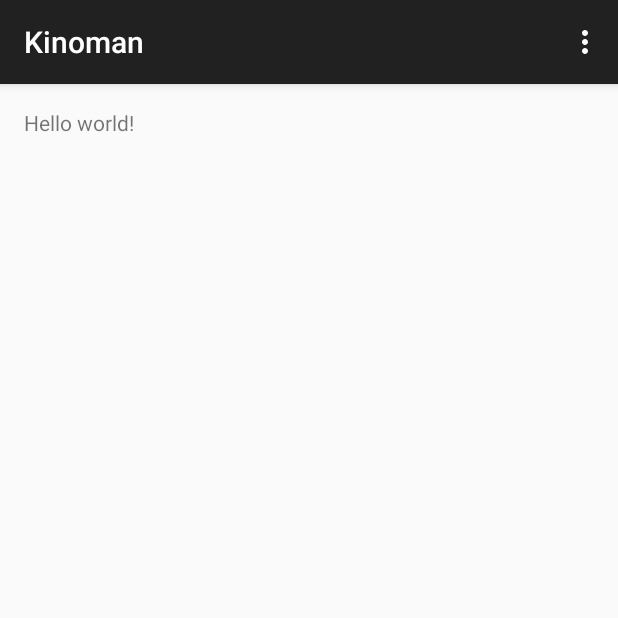
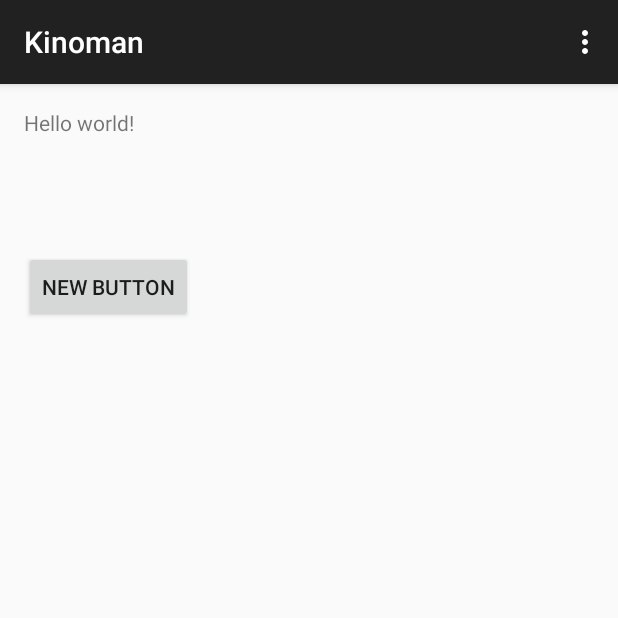
Before and after one commit to lorde701/Kinoman, an Android app: the screen it shows after launch (MainActivity), on a phone screen of 412 x 824 dp, the top half of it. Run offline under Robolectric (Android 15) with nearby library versions, the phone set to English and light mode, and no system bars.

Commit message:
Васька глупый

```diff
--- a/app/src/main/res/layout/activity_main.xml
+++ b/app/src/main/res/layout/activity_main.xml
@@ -1,11 +1,27 @@
 <RelativeLayout xmlns:android="http://schemas.android.com/apk/res/android"
-    xmlns:tools="http://schemas.android.com/tools" android:layout_width="match_parent"
-    android:layout_height="match_parent" android:paddingLeft="@dimen/activity_horizontal_margin"
+    xmlns:tools="http://schemas.android.com/tools"
+    android:layout_width="match_parent"
+    android:layout_height="match_parent"
+    android:paddingBottom="@dimen/activity_vertical_margin"
+    android:paddingLeft="@dimen/activity_horizontal_margin"
     android:paddingRight="@dimen/activity_horizontal_margin"
     android:paddingTop="@dimen/activity_vertical_margin"
-    android:paddingBottom="@dimen/activity_vertical_margin" tools:context=".MainActivity">
+    tools:context=".MainActivity">
 
-    <TextView android:text="@string/hello_world" android:layout_width="wrap_content"
-        android:layout_height="wrap_content" />
+    <TextView
+        android:layout_width="wrap_content"
+        android:layout_height="wrap_content"
+        android:text="@string/hello_world"
+        android:id="@+id/textView" />
+
+    <Button
+        android:layout_width="wrap_content"
+        android:layout_height="wrap_content"
+        android:text="New Button"
+        android:id="@+id/button"
+        android:layout_below="@+id/textView"
+        android:layout_alignParentLeft="true"
+        android:layout_alignParentStart="true"
+        android:layout_marginTop="76dp" />
 
 </RelativeLayout>
```
